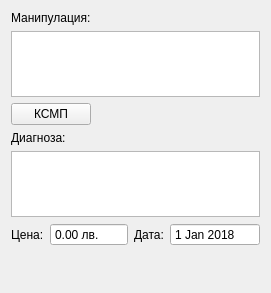
Old version of the form src/View/SubWidgets/CommonFields.ui in the repository thefinalcutbg/DinoDent.
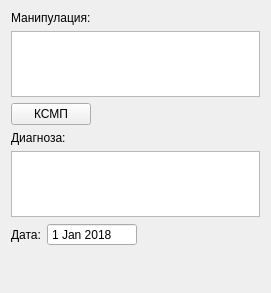
New version of the form. Custom widgets are drawn as their Qt base class.

Commit message: Procedure prices removed due to NRA SUPTO law. MKB made static again

```diff
--- a/src/View/SubWidgets/CommonFields.ui
+++ b/src/View/SubWidgets/CommonFields.ui
@@ -133,38 +133,6 @@
    </item>
    <item>
     <layout class="QHBoxLayout" name="horizontalLayout">
-     <item>
-      <widget class="QLabel" name="label_5">
-       <property name="text">
-        <string>Цена:</string>
-       </property>
-      </widget>
-     </item>
-     <item>
-      <widget class="SpinBox" name="priceSpinBox">
-       <property name="sizePolicy">
-        <sizepolicy hsizetype="Preferred" vsizetype="Preferred">
-         <horstretch>0</horstretch>
-         <verstretch>0</verstretch>
-        </sizepolicy>
-       </property>
-       <property name="frame">
-        <bool>true</bool>
-       </property>
-       <property name="buttonSymbols">
-        <enum>QAbstractSpinBox::NoButtons</enum>
-       </property>
-       <property name="prefix">
-        <string/>
-       </property>
-       <property name="suffix">
-        <string> лв.</string>
-       </property>
-       <property name="maximum">
-        <double>10000.000000000000000</double>
-       </property>
-      </widget>
-     </item>
      <item>
       <widget class="QLabel" name="dateLabel">
        <property name="text">
@@ -249,11 +217,6 @@
    <extends>QTextEdit</extends>
    <header>View/uiComponents/TextEdit.h</header>
   </customwidget>
-  <customwidget>
-   <class>SpinBox</class>
-   <extends>QDoubleSpinBox</extends>
-   <header>View/uiComponents/SpinBox.h</header>
-  </customwidget>
  </customwidgets>
  <resources/>
  <connections/>
```
The commit also changes 47 other files.
